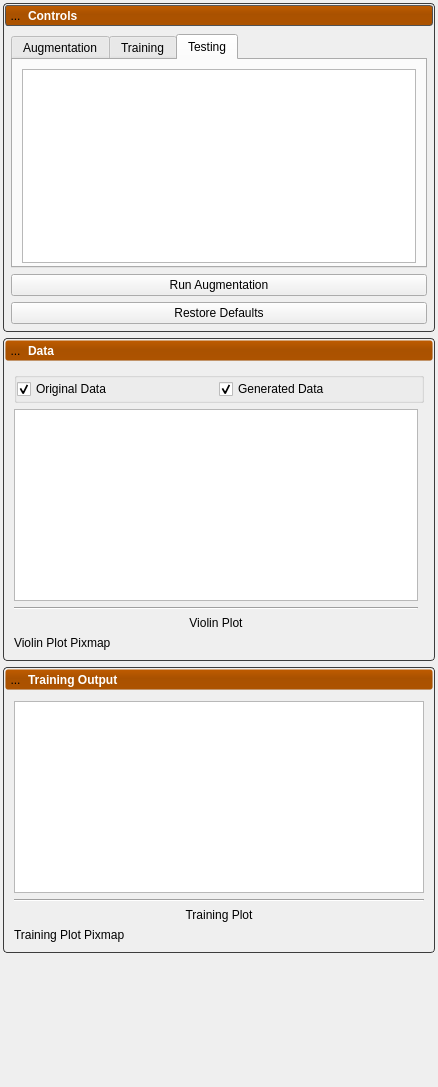
First picture: the form in Studio/src/DeepSSM/DeepSSMTool.ui, repository SCIInstitute/ShapeWorks, before the edit.
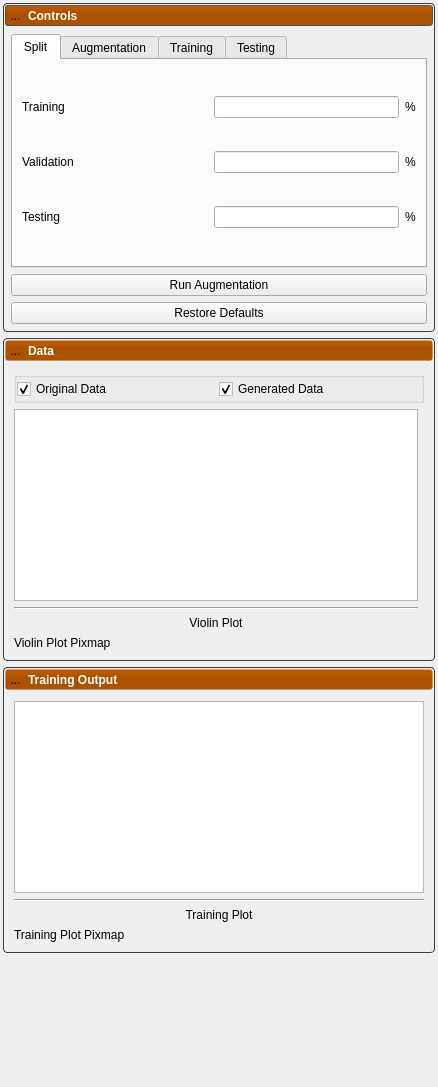
Second picture: the form after the edit. Icons and pictures are not drawn.

Commit message: Preparing for proper split

The edit to the form file:
```diff
--- a/Studio/src/DeepSSM/DeepSSMTool.ui
+++ b/Studio/src/DeepSSM/DeepSSMTool.ui
@@ -323,8 +323,114 @@
             <item row="0" column="0">
              <widget class="QTabWidget" name="tab_widget">
               <property name="currentIndex">
-               <number>2</number>
+               <number>0</number>
               </property>
+              <widget class="QWidget" name="split_tab">
+               <attribute name="title">
+                <string>Split</string>
+               </attribute>
+               <layout class="QGridLayout" name="gridLayout_6">
+                <item row="1" column="1">
+                 <widget class="QLineEdit" name="validation_split">
+                  <property name="sizePolicy">
+                   <sizepolicy hsizetype="Expanding" vsizetype="Fixed">
+                    <horstretch>0</horstretch>
+                    <verstretch>0</verstretch>
+                   </sizepolicy>
+                  </property>
+                  <property name="alignment">
+                   <set>Qt::AlignCenter</set>
+                  </property>
+                 </widget>
+                </item>
+                <item row="2" column="0">
+                 <widget class="QLabel" name="label_13">
+                  <property name="sizePolicy">
+                   <sizepolicy hsizetype="Expanding" vsizetype="Preferred">
+                    <horstretch>0</horstretch>
+                    <verstretch>0</verstretch>
+                   </sizepolicy>
+                  </property>
+                  <property name="text">
+                   <string>Testing</string>
+                  </property>
+                 </widget>
+                </item>
+                <item row="0" column="1">
+                 <widget class="QLineEdit" name="training_split">
+                  <property name="sizePolicy">
+                   <sizepolicy hsizetype="Expanding" vsizetype="Fixed">
+                    <horstretch>0</horstretch>
+                    <verstretch>0</verstretch>
+                   </sizepolicy>
+                  </property>
+                  <property name="alignment">
+                   <set>Qt::AlignCenter</set>
+                  </property>
+                 </widget>
+                </item>
+                <item row="1" column="0">
+                 <widget class="QLabel" name="label_12">
+                  <property name="sizePolicy">
+                   <sizepolicy hsizetype="Expanding" vsizetype="Preferred">
+                    <horstretch>0</horstretch>
+                    <verstretch>0</verstretch>
+                   </sizepolicy>
+                  </property>
+                  <property name="text">
+                   <string>Validation</string>
+                  </property>
+                 </widget>
+                </item>
+                <item row="0" column="0">
+                 <widget class="QLabel" name="label_11">
+                  <property name="sizePolicy">
+                   <sizepolicy hsizetype="Expanding" vsizetype="Preferred">
+                    <horstretch>0</horstretch>
+                    <verstretch>0</verstretch>
+                   </sizepolicy>
+                  </property>
+                  <property name="text">
+                   <string>Training</string>
+                  </property>
+                 </widget>
+                </item>
+                <item row="2" column="1">
+                 <widget class="QLineEdit" name="testing_split">
+                  <property name="sizePolicy">
+                   <sizepolicy hsizetype="Expanding" vsizetype="Fixed">
+                    <horstretch>0</horstretch>
+                    <verstretch>0</verstretch>
+                   </sizepolicy>
+                  </property>
+                  <property name="alignment">
+                   <set>Qt::AlignCenter</set>
+                  </property>
+                 </widget>
+                </item>
+                <item row="0" column="2">
+                 <widget class="QLabel" name="label_14">
+                  <property name="text">
+                   <string>%</string>
+                  </property>
+                 </widget>
+                </item>
+                <item row="1" column="2">
+                 <widget class="QLabel" name="label_15">
+                  <property name="text">
+                   <string>%</string>
+                  </property>
+                 </widget>
+                </item>
+                <item row="2" column="2">
+                 <widget class="QLabel" name="label_16">
+                  <property name="text">
+                   <string>%</string>
+                  </property>
+                 </widget>
+                </item>
+               </layout>
+              </widget>
               <widget class="QWidget" name="augmentation_tab">
                <attribute name="title">
                 <string>Augmentation</string>
```
Left out of the diff: 27 changed lines with no effect on the pictures. The commit also changes 7 other files.
